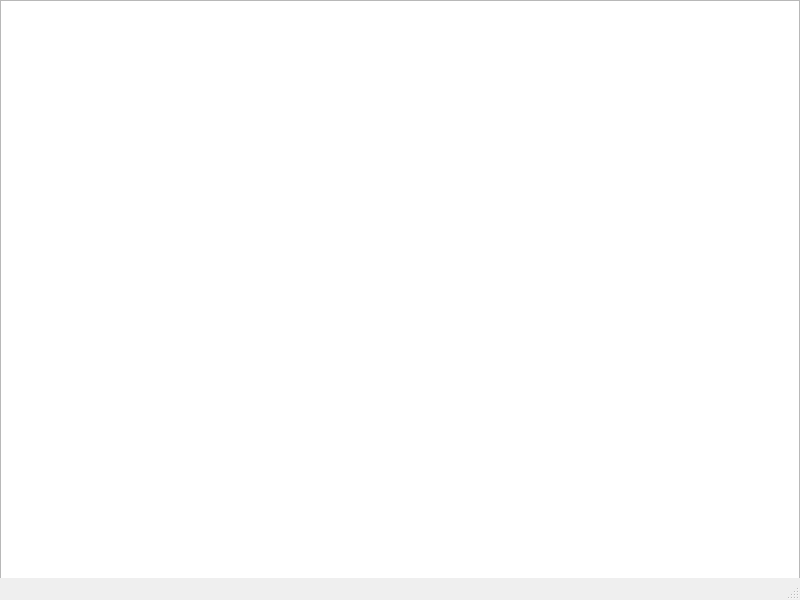
Qt form snake-game/mainwindow.ui (smaslakov/Snake-game) before a commit.
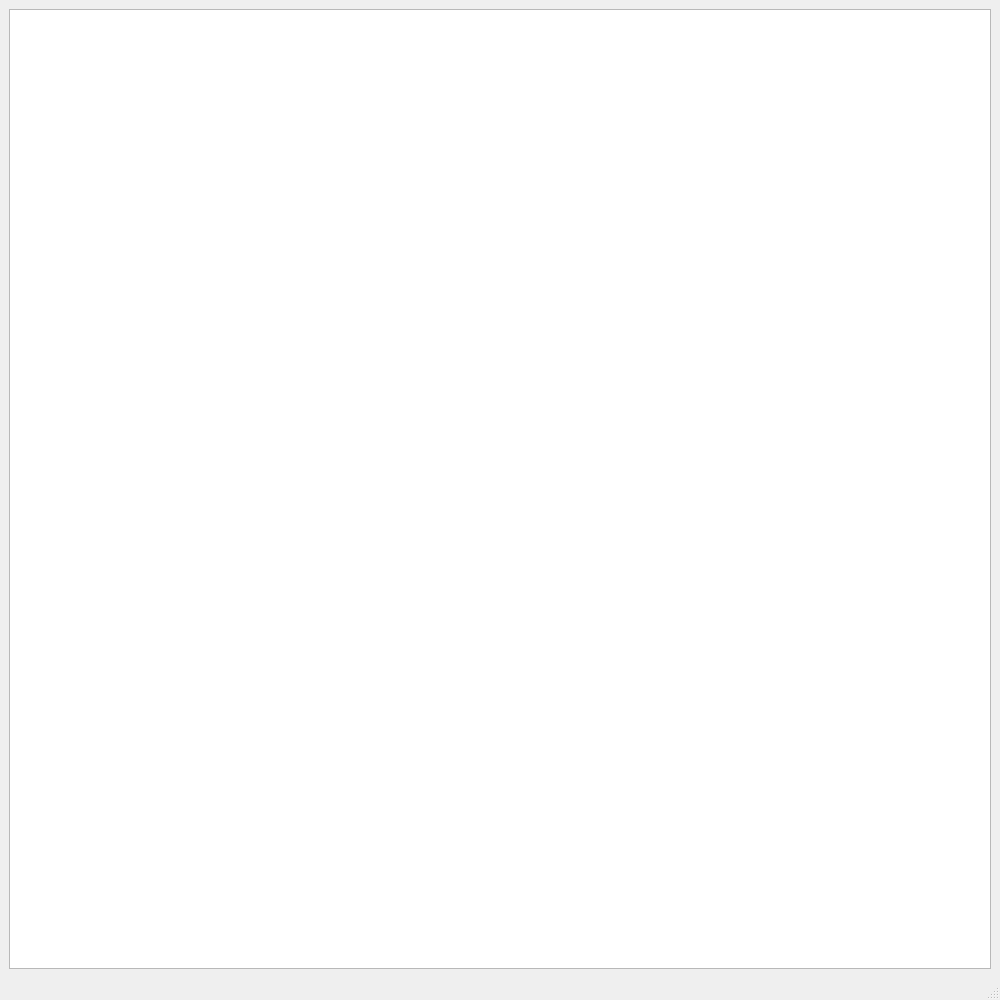
The same form after that commit.

Diff of the .ui file:
```diff
--- a/snake-game/mainwindow.ui
+++ b/snake-game/mainwindow.ui
@@ -6,24 +6,19 @@
    <rect>
     <x>0</x>
     <y>0</y>
-    <width>800</width>
-    <height>600</height>
+    <width>1000</width>
+    <height>1000</height>
    </rect>
   </property>
   <property name="windowTitle">
    <string>MainWindow</string>
   </property>
   <widget class="QWidget" name="centralwidget">
-   <widget class="QGraphicsView" name="graphicsView">
-    <property name="geometry">
-     <rect>
-      <x>0</x>
-      <y>0</y>
-      <width>800</width>
-      <height>600</height>
-     </rect>
-    </property>
-   </widget>
+   <layout class="QGridLayout" name="gridLayout">
+    <item row="0" column="0">
+     <widget class="QGraphicsView" name="graphicsView"/>
+    </item>
+   </layout>
   </widget>
   <widget class="QMenuBar" name="menubar">
    <property name="geometry">
```
Left out of the diff: 2 changed lines with no effect on the pictures.
